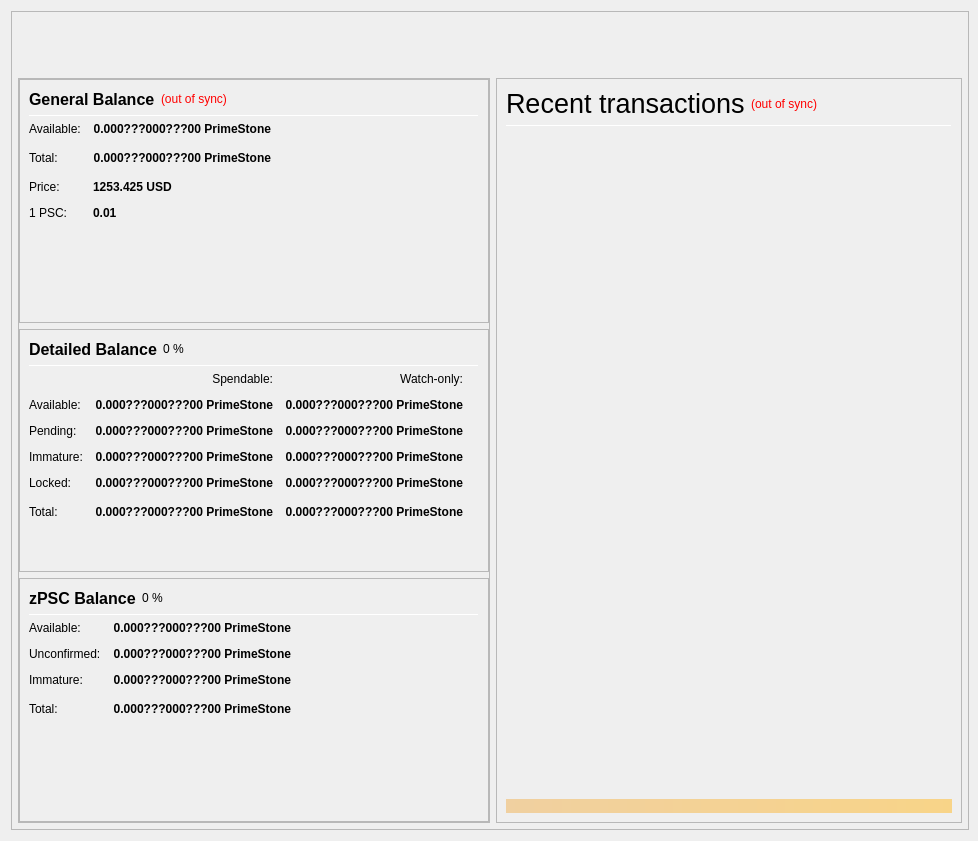
Old version of the form src/qt/forms/overviewpage.ui in the repository KABBERRY/Kabberry-Coin.
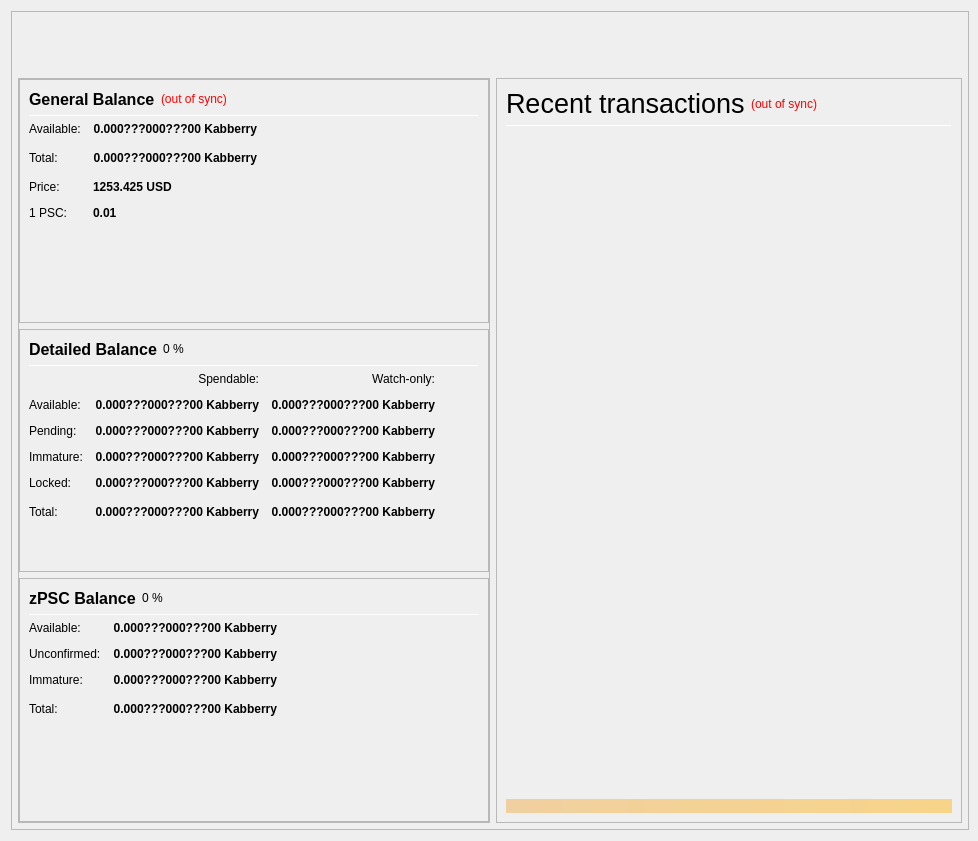
New version of the form.

```diff
--- a/src/qt/forms/overviewpage.ui
+++ b/src/qt/forms/overviewpage.ui
@@ -333,7 +333,7 @@
                           <string>Your current spendable balance</string>
                          </property>
                          <property name="text">
-                          <string notr="true">0.000???000???00 PrimeStone</string>
+                          <string notr="true">0.000???000???00 Kabberry</string>
                          </property>
                          <property name="alignment">
                           <set>Qt::AlignRight|Qt::AlignTrailing|Qt::AlignVCenter</set>
@@ -365,7 +365,7 @@
                           <string>Total Balance, including all unavailable coins.</string>
                          </property>
                          <property name="text">
-                          <string notr="true">0.000???000???00 PrimeStone</string>
+                          <string notr="true">0.000???000???00 Kabberry</string>
                          </property>
                          <property name="alignment">
                           <set>Qt::AlignRight|Qt::AlignTrailing|Qt::AlignVCenter</set>
@@ -557,7 +557,7 @@
                           <string>Staked or masternode rewards that has not yet matured</string>
                          </property>
                          <property name="text">
-                          <string notr="true">0.000???000???00 PrimeStone</string>
+                          <string notr="true">0.000???000???00 Kabberry</string>
                          </property>
                          <property name="alignment">
                           <set>Qt::AlignRight|Qt::AlignTrailing|Qt::AlignVCenter</set>
@@ -582,7 +582,7 @@
                           <string>Staked or masternode rewards in watch-only addresses that has not yet matured</string>
                          </property>
                          <property name="text">
-                          <string notr="true">0.000???000???00 PrimeStone</string>
+                          <string notr="true">0.000???000???00 Kabberry</string>
                          </property>
                          <property name="alignment">
                           <set>Qt::AlignRight|Qt::AlignTrailing|Qt::AlignVCenter</set>
@@ -617,7 +617,7 @@
                           <string>Locked PrimeStone or Masternode collaterals. These are excluded from zPSC minting.</string>
                          </property>
                          <property name="text">
-                          <string notr="true">0.000???000???00 PrimeStone</string>
+                          <string notr="true">0.000???000???00 Kabberry</string>
                          </property>
                          <property name="alignment">
                           <set>Qt::AlignRight|Qt::AlignTrailing|Qt::AlignVCenter</set>
@@ -642,7 +642,7 @@
                           <string>Current locked balance in watch-only addresses</string>
                          </property>
                          <property name="text">
-                          <string notr="true">0.000???000???00 PrimeStone</string>
+                          <string notr="true">0.000???000???00 Kabberry</string>
                          </property>
                          <property name="alignment">
                           <set>Qt::AlignRight|Qt::AlignTrailing|Qt::AlignVCenter</set>
@@ -677,7 +677,7 @@
                           <string>Your current PrimeStone balance, unconfirmed and immature transactions included</string>
                          </property>
                          <property name="text">
-                          <string notr="true">0.000???000???00 PrimeStone</string>
+                          <string notr="true">0.000???000???00 Kabberry</string>
                          </property>
                          <property name="alignment">
                           <set>Qt::AlignRight|Qt::AlignTrailing|Qt::AlignVCenter</set>
@@ -702,7 +702,7 @@
                           <string>Current total balance in watch-only addresses</string>
                          </property>
                          <property name="text">
-                          <string notr="true">0.000???000???00 PrimeStone</string>
+                          <string notr="true">0.000???000???00 Kabberry</string>
                          </property>
                          <property name="alignment">
                           <set>Qt::AlignRight|Qt::AlignTrailing|Qt::AlignVCenter</set>
@@ -767,7 +767,7 @@
                           <string>Your current spendable balance</string>
                          </property>
                          <property name="text">
-                          <string notr="true">0.000???000???00 PrimeStone</string>
+                          <string notr="true">0.000???000???00 Kabberry</string>
                          </property>
                          <property name="alignment">
                           <set>Qt::AlignRight|Qt::AlignTrailing|Qt::AlignVCenter</set>
@@ -792,7 +792,7 @@
                           <string>Your current balance in watch-only addresses</string>
                          </property>
                          <property name="text">
-                          <string notr="true">0.000???000???00 PrimeStone</string>
+                          <string notr="true">0.000???000???00 Kabberry</string>
                          </property>
                          <property name="alignment">
                           <set>Qt::AlignRight|Qt::AlignTrailing|Qt::AlignVCenter</set>
@@ -824,7 +824,7 @@
                           <string>Total of transactions that have yet to be confirmed, and do not yet count toward the spendable balance</string>
                          </property>
                          <property name="text">
-                          <string notr="true">0.000???000???00 PrimeStone</string>
+                          <string notr="true">0.000???000???00 Kabberry</string>
                          </property>
                          <property name="alignment">
                           <set>Qt::AlignRight|Qt::AlignTrailing|Qt::AlignVCenter</set>
@@ -849,7 +849,7 @@
                           <string>Unconfirmed transactions to watch-only addresses</string>
                          </property>
                          <property name="text">
-                          <string notr="true">0.000???000???00 PrimeStone</string>
+                          <string notr="true">0.000???000???00 Kabberry</string>
                          </property>
                          <property name="alignment">
                           <set>Qt::AlignRight|Qt::AlignTrailing|Qt::AlignVCenter</set>
@@ -978,7 +978,7 @@
 These zPSC are spendable.</string>
                          </property>
                          <property name="text">
-                          <string notr="true">0.000???000???00 PrimeStone</string>
+                          <string notr="true">0.000???000???00 Kabberry</string>
                          </property>
                          <property name="alignment">
                           <set>Qt::AlignRight|Qt::AlignTrailing|Qt::AlignVCenter</set>
@@ -1009,7 +1009,7 @@
 Immature: confirmed, but less than 1 mint of the same denomination after it was minted</string>
                          </property>
                          <property name="text">
-                          <string notr="true">0.000???000???00 PrimeStone</string>
+                          <string notr="true">0.000???000???00 Kabberry</string>
                          </property>
                          <property name="alignment">
                           <set>Qt::AlignRight|Qt::AlignTrailing|Qt::AlignVCenter</set>
@@ -1040,7 +1040,7 @@
 Immature: confirmed, but less than 1 mint of the same denomination after it was minted</string>
                          </property>
                          <property name="text">
-                          <string notr="true">0.000???000???00 PrimeStone</string>
+                          <string notr="true">0.000???000???00 Kabberry</string>
                          </property>
                          <property name="alignment">
                           <set>Qt::AlignRight|Qt::AlignTrailing|Qt::AlignVCenter</set>
@@ -1072,7 +1072,7 @@
                           <string>Your current zPSC balance, unconfirmed and immature zPSC included.</string>
                          </property>
                          <property name="text">
-                          <string notr="true">0.000???000???00 PrimeStone</string>
+                          <string notr="true">0.000???000???00 Kabberry</string>
                          </property>
                          <property name="alignment">
                           <set>Qt::AlignRight|Qt::AlignTrailing|Qt::AlignVCenter</set>
```
Left out of the diff: 14 changed lines with no effect on the pictures.
